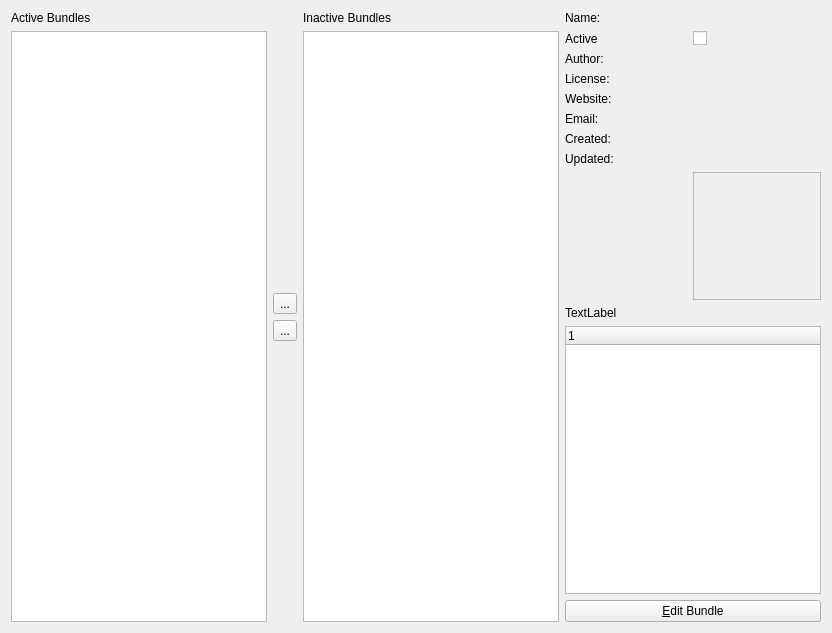
Old version of the form krita/plugins/extensions/resourcemanager/wdgdlgbundlemanager.ui in the repository KDE/krita.
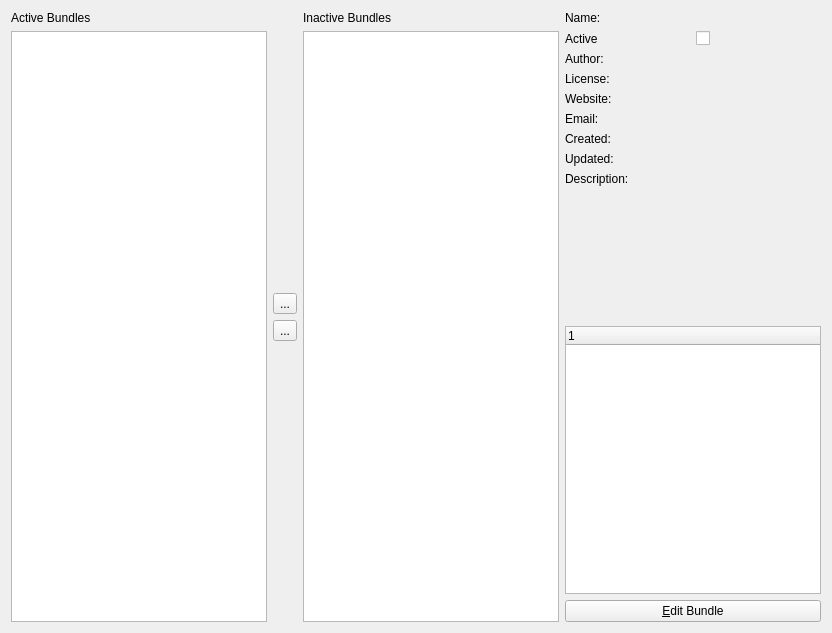
New version of the form.

Diff of the .ui file:
```diff
--- a/krita/plugins/extensions/resourcemanager/wdgdlgbundlemanager.ui
+++ b/krita/plugins/extensions/resourcemanager/wdgdlgbundlemanager.ui
@@ -146,37 +146,6 @@
          </property>
         </widget>
        </item>
-       <item row="8" column="1">
-        <widget class="QLabel" name="lblPreview">
-         <property name="sizePolicy">
-          <sizepolicy hsizetype="Fixed" vsizetype="Fixed">
-           <horstretch>0</horstretch>
-           <verstretch>0</verstretch>
-          </sizepolicy>
-         </property>
-         <property name="minimumSize">
-          <size>
-           <width>128</width>
-           <height>128</height>
-          </size>
-         </property>
-         <property name="sizeIncrement">
-          <size>
-           <width>128</width>
-           <height>128</height>
-          </size>
-         </property>
-         <property name="frameShape">
-          <enum>QFrame::StyledPanel</enum>
-         </property>
-         <property name="frameShadow">
-          <enum>QFrame::Sunken</enum>
-         </property>
-         <property name="text">
-          <string/>
-         </property>
-        </widget>
-       </item>
        <item row="0" column="1">
         <widget class="QLabel" name="lblName">
          <property name="text">
@@ -260,14 +229,10 @@
          </property>
         </widget>
        </item>
-      </layout>
-     </item>
-     <item>
-      <layout class="QVBoxLayout" name="verticalLayout_4">
-       <item>
+       <item row="8" column="1">
         <widget class="QLabel" name="lblDescription">
          <property name="text">
-          <string>TextLabel</string>
+          <string/>
          </property>
          <property name="textFormat">
           <enum>Qt::AutoText</enum>
@@ -277,6 +242,45 @@
          </property>
          <property name="wordWrap">
           <bool>true</bool>
+         </property>
+        </widget>
+       </item>
+       <item row="8" column="0">
+        <widget class="QLabel" name="label_9">
+         <property name="text">
+          <string>Description:</string>
+         </property>
+        </widget>
+       </item>
+      </layout>
+     </item>
+     <item>
+      <layout class="QVBoxLayout" name="verticalLayout_4">
+       <item>
+        <widget class="QLabel" name="lblPreview">
+         <property name="sizePolicy">
+          <sizepolicy hsizetype="Fixed" vsizetype="Fixed">
+           <horstretch>0</horstretch>
+           <verstretch>0</verstretch>
+          </sizepolicy>
+         </property>
+         <property name="minimumSize">
+          <size>
+           <width>128</width>
+           <height>128</height>
+          </size>
+         </property>
+         <property name="maximumSize">
+          <size>
+           <width>128</width>
+           <height>128</height>
+          </size>
+         </property>
+         <property name="text">
+          <string/>
+         </property>
+         <property name="alignment">
+          <set>Qt::AlignCenter</set>
          </property>
         </widget>
        </item>
```
